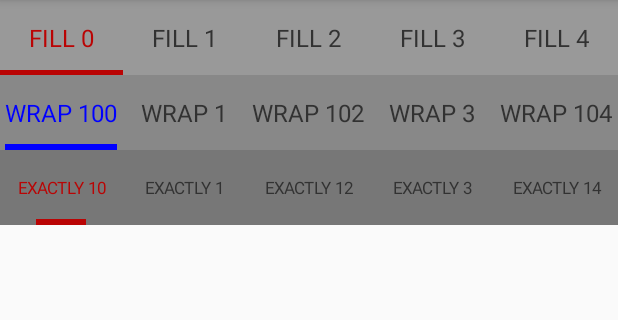
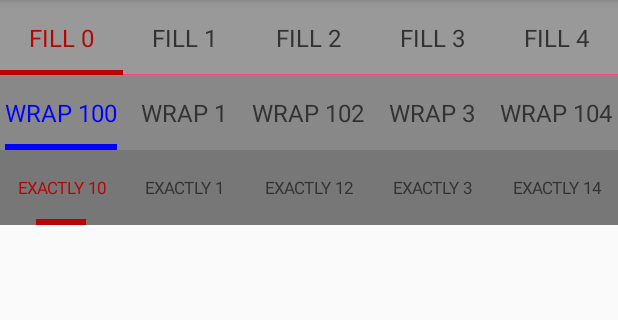
Before and after one commit to GaiayAndroid/SupportSimples, an Android app: the CommonTabLayoutActivity screen opened directly, with no data from a screen before it, on a phone screen of 412 x 824 dp, the part 84-404 px from its top. Run offline under Robolectric (Android 15) with nearby library versions, the phone set to English and light mode, and no system bars; 1 statement that could not run was skipped.

Commit message:
增加tabLayoutBorderHeight和tabLayoutBorderColor属性

```diff
--- a/app/src/main/res/layout/tablayout_activity_common.xml
+++ b/app/src/main/res/layout/tablayout_activity_common.xml
@@ -1,5 +1,6 @@
 <?xml version="1.0" encoding="utf-8"?>
 <LinearLayout xmlns:android="http://schemas.android.com/apk/res/android"
+    xmlns:app="http://schemas.android.com/apk/res-auto"
     android:layout_width="match_parent"
     android:layout_height="match_parent"
     android:orientation="vertical">
@@ -8,7 +9,9 @@
         android:id="@+id/tab_layout1"
         android:layout_width="match_parent"
         android:layout_height="50dp"
-        android:background="#999999" />
+        android:background="#999999"
+        app:tabLayoutBorderColor="@color/colorAccent"
+        app:tabLayoutBorderHeight="1dp" />
 
     <com.gaiay.library.tablayout.CommonTabLayout
         android:id="@+id/tab_layout2"
@@ -25,5 +28,5 @@
     <android.support.v4.view.ViewPager
         android:id="@+id/pager"
         android:layout_width="match_parent"
-        android:layout_height="match_parent"/>
+        android:layout_height="match_parent" />
 </LinearLayout>
--- a/tablayout-support/src/main/java/com/gaiay/library/tablayout/CommonTabLayout.java
+++ b/tablayout-support/src/main/java/com/gaiay/library/tablayout/CommonTabLayout.java
@@ -4,6 +4,7 @@ import android.animation.ValueAnimator;
 import android.content.Context;
 import android.content.res.TypedArray;
 import android.graphics.Canvas;
+import android.graphics.Paint;
 import android.support.v4.view.ViewPager;
 import android.util.AttributeSet;
 import android.view.Gravity;
@@ -39,6 +40,9 @@ import com.rent.tablayout_support.R;
  * </style>
  * -->
  *
+ * 自定义属性：
+ * tabLayoutSpacing：tab的间距
+ *
  * <p>Created by RenTao on 2017/9/17.
  */
 public class CommonTabLayout extends LinearLayout implements ICommonTabLayout {
@@ -48,7 +52,7 @@ public class CommonTabLayout extends LinearLayout implements ICommonTabLayout {
     private TabIndicator mIndicator;
     private ViewPager mViewPager;
     private int mCurrentItem;
-    private int mTabSpacing;
+    private int mTabSpacing, mTabBorderHeight, mTabBorderColor;
     private ValueAnimator mAnimator;
 
     public CommonTabLayout(Context context) {
@@ -69,6 +73,8 @@ public class CommonTabLayout extends LinearLayout implements ICommonTabLayout {
     private void parseAttrs(AttributeSet attrs) {
         TypedArray typedArray = getContext().obtainStyledAttributes(attrs, R.styleable.CommonTabLayout);
         mTabSpacing = typedArray.getDimensionPixelSize(R.styleable.CommonTabLayout_tabLayoutSpacing, 0);
+        mTabBorderHeight = typedArray.getDimensionPixelSize(R.styleable.CommonTabLayout_tabLayoutBorderHeight, 0);
+        mTabBorderColor = typedArray.getColor(R.styleable.CommonTabLayout_tabLayoutBorderColor, 0);
         typedArray.recycle();
     }
 
@@ -95,6 +101,12 @@ public class CommonTabLayout extends LinearLayout implements ICommonTabLayout {
     @Override
     public void setTabSpacing(int spacing) {
         this.mTabSpacing = spacing;
+    }
+
+    @Override
+    public void setTabBorder(int height, int color) {
+        this.mTabBorderHeight = height;
+        this.mTabBorderColor = color;
     }
 
     public TabLayoutAdapter getAdapter() {
@@ -253,9 +265,20 @@ public class CommonTabLayout extends LinearLayout implements ICommonTabLayout {
         }
     }
 
+    private Paint mBorderPaint;
+
     @Override
     protected void dispatchDraw(Canvas canvas) {
         super.dispatchDraw(canvas);
+        if (mTabBorderHeight > 0 && mTabBorderColor != 0) {
+            if (mBorderPaint == null) {
+                mBorderPaint = new Paint();
+                mBorderPaint.setStyle(Paint.Style.FILL);
+                mBorderPaint.setStrokeWidth(1);
+                mBorderPaint.setColor(mTabBorderColor);
+            }
+            canvas.drawRect(0, getMeasuredHeight() - 1, getMeasuredWidth(), getMeasuredHeight(), mBorderPaint);
+        }
         if (mIndicator != null) {
             mIndicator.onDraw(canvas);
         }
--- a/tablayout-support/src/main/java/com/gaiay/library/tablayout/ICommonTabLayout.java
+++ b/tablayout-support/src/main/java/com/gaiay/library/tablayout/ICommonTabLayout.java
@@ -19,6 +19,8 @@ interface ICommonTabLayout {
 
     void setTabSpacing(int spacing);
 
+    void setTabBorder(int height, int color);
+
     void setup();
 
     void notifyDataSetChanged();
--- a/tablayout-support/src/main/res/values/attrs.xml
+++ b/tablayout-support/src/main/res/values/attrs.xml
@@ -14,5 +14,7 @@
 
     <declare-styleable name="CommonTabLayout">
         <attr name="tabLayoutSpacing" format="dimension|reference" />
+        <attr name="tabLayoutBorderColor" format="color|reference" />
+        <attr name="tabLayoutBorderHeight" format="dimension|reference" />
     </declare-styleable>
 </resources>
```
Also changed, not shown: app/src/main/res/layout/tablayout_activity_scrollable.xml (+5 -2 lines), tablayout-support/src/main/java/com/gaiay/library/tablayout/ScrollableTabLayout.java (+9 -1 lines).
